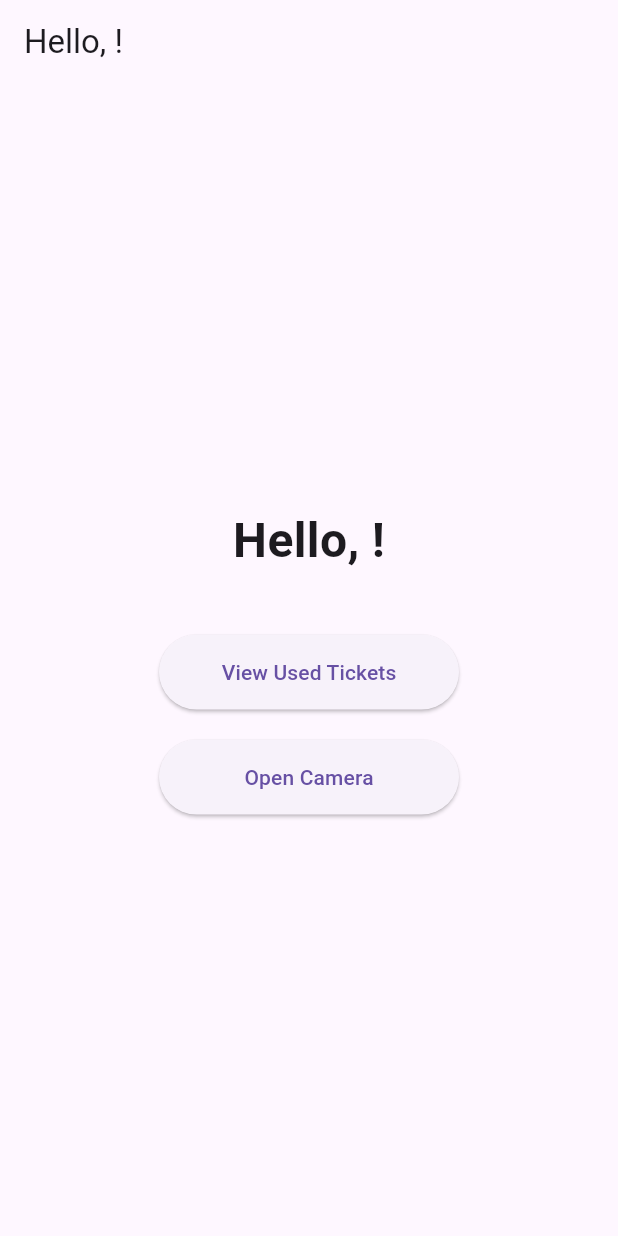
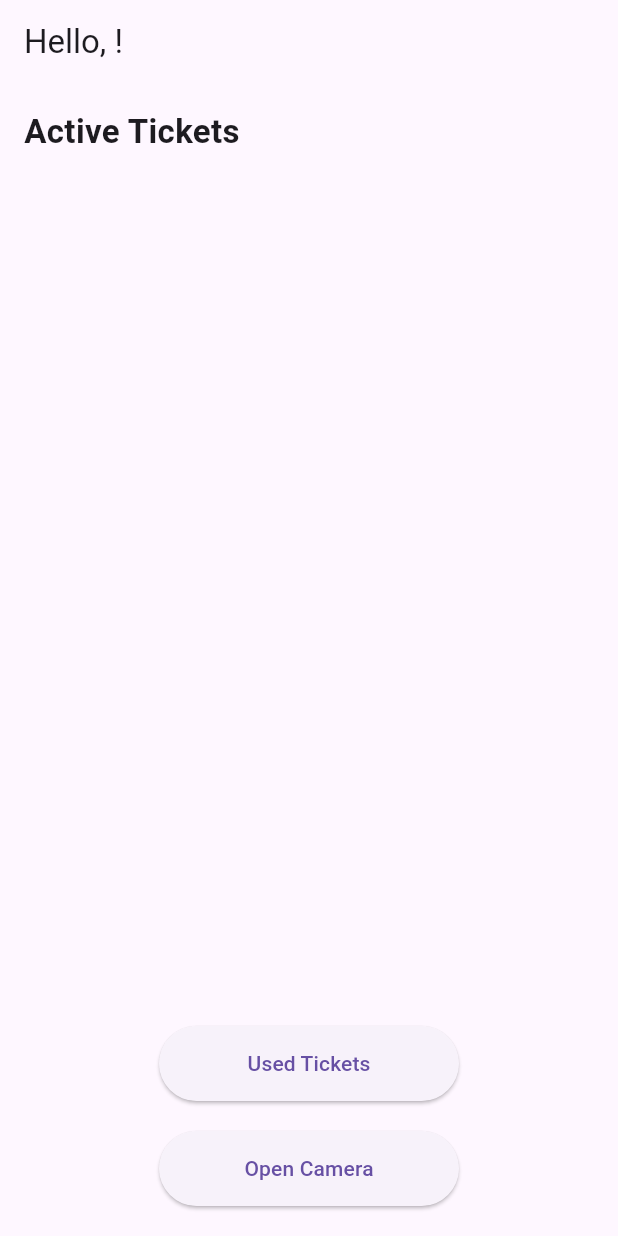
Before and after one commit to jason4851/institution_app, a Flutter app: the HomePage screen opened directly with empty values, on a phone screen of 412 x 824 dp. Run offline on Flutter 3.47's test engine with Material 3 defaults, Android fonts, the phone set to English and light mode, and no system bars; our stand-ins replace camera, firebase_core; missing offline and left inert: gal; accounts and stored records are empty; network calls fail.

Commit message:
added active tickets and upcoming tickets to home screen

```diff
--- a/lib/home.dart
+++ b/lib/home.dart
@@ -1,6 +1,9 @@
 import 'package:flutter/material.dart';
 import 'camera.dart';
 import 'used_tickets.dart';
+import 'package:http/http.dart' as http;
+import 'dart:convert';
+import 'package:intl/intl.dart';
 
 class HomePage extends StatefulWidget {
   final String institutionId;
@@ -19,70 +22,171 @@ class HomePage extends StatefulWidget {
 class _HomePageState extends State<HomePage> {
   late String institutionName;
   bool isLoading = true;
+  List<Map<String, dynamic>> activeTickets = [];
+  final String backendUrl = "http://127.0.0.1:5001";
 
   @override
   void initState() {
     super.initState();
-    // simply use the name you passed in
     institutionName = widget.institutionName;
+    fetchActiveTickets();
+  }
+
+  Future<void> fetchActiveTickets() async {
+    final uri = Uri.parse('$backendUrl/get_active_tickets');
+    final payload = jsonEncode({'institution_id': widget.institutionId});
+
+    try {
+      final resp = await http.post(uri,
+          headers: {'Content-Type': 'application/json'}, body: payload);
+      if (resp.statusCode == 200) {
+        final data = jsonDecode(resp.body);
+        final List<dynamic> ticketsRaw = data['tickets'] ?? [];
+        setState(() {
+          activeTickets = ticketsRaw.cast<Map<String, dynamic>>();
           isLoading = false;
+        });
+      }
+    } catch (e) {
+      debugPrint('Error fetching active tickets: $e');
+      setState(() => isLoading = false);
+    }
+  }
+
+  String _formatDate(String? isoString) {
+    if (isoString == null) return '';
+    try {
+      final dt = DateTime.parse(isoString);
+      return DateFormat.yMMMd().add_jm().format(dt);
+    } catch (_) {
+      return isoString;
+    }
+  }
+
+  Widget _buildTicketCard(Map<String, dynamic> t) {
+    return Card(
+      elevation: 3,
+      margin: const EdgeInsets.symmetric(horizontal: 16, vertical: 8),
+      shape: RoundedRectangleBorder(borderRadius: BorderRadius.circular(12)),
+      child: Padding(
+        padding: const EdgeInsets.all(16),
+        child: Column(
+          crossAxisAlignment: CrossAxisAlignment.start,
+          children: [
+            Text(
+              t['name'] ?? 'Unnamed Ticket',
+              style: const TextStyle(fontSize: 20, fontWeight: FontWeight.bold),
+            ),
+            const SizedBox(height: 8),
+            if ((t['description'] as String?)?.isNotEmpty == true)
+              Text(
+                t['description']!,
+                style: const TextStyle(fontSize: 16),
+              ),
+            const SizedBox(height: 12),
+            Row(
+              mainAxisAlignment: MainAxisAlignment.spaceBetween,
+              children: [
+                Row(
+                  children: [
+                    const Icon(Icons.access_time, size: 18),
+                    const SizedBox(width: 4),
+                    Text(
+                      _formatDate(t['event_time'] ?? t['created_at']),
+                      style: const TextStyle(fontSize: 14),
+                    ),
+                  ],
+                ),
+                Container(
+                  padding:
+                      const EdgeInsets.symmetric(horizontal: 8, vertical: 4),
+                  decoration: BoxDecoration(
+                    color: Colors.green.shade100,
+                    borderRadius: BorderRadius.circular(8),
+                  ),
+                  child: const Text(
+                    'ACTIVE',
+                    style: TextStyle(
+                      color: Colors.green,
+                      fontWeight: FontWeight.bold,
+                    ),
+                  ),
+                ),
+              ],
+            ),
+          ],
+        ),
+      ),
+    );
   }
 
   @override
   Widget build(BuildContext context) {
     return Scaffold(
       appBar: AppBar(
-        // show hello in the app bar
         title: Text('Hello, $institutionName!'),
       ),
-      body: Center(
-        child: isLoading
-            ? CircularProgressIndicator()
+      body: isLoading
+          ? const Center(child: CircularProgressIndicator())
           : Column(
-                mainAxisAlignment: MainAxisAlignment.center,
               children: [
-                  // big greeting up front
-                  Text(
-                    'Hello, $institutionName!',
-                    style: TextStyle(
-                      fontSize: 32,
-                      fontWeight: FontWeight.bold,
+                const SizedBox(height: 16),
+                const Padding(
+                  padding: EdgeInsets.symmetric(horizontal: 16),
+                  child: Align(
+                    alignment: Alignment.centerLeft,
+                    child: Text(
+                      'Active Tickets',
+                      style:
+                          TextStyle(fontSize: 22, fontWeight: FontWeight.bold),
                     ),
                   ),
-
-                  SizedBox(height: 40),
-
-                  // you can still show other UI below
+                ),
+                const SizedBox(height: 8),
+                Expanded(
+                  child: ListView.builder(
+                    padding: const EdgeInsets.only(bottom: 120),
+                    itemCount: activeTickets.length,
+                    itemBuilder: (context, i) {
+                      return _buildTicketCard(activeTickets[i]);
+                    },
+                  ),
+                ),
+              ],
+            ),
+      bottomNavigationBar: Padding(
+        padding: const EdgeInsets.symmetric(horizontal: 20, vertical: 20),
+        child: Column(
+          mainAxisSize: MainAxisSize.min,
+          children: [
             ElevatedButton(
               onPressed: () {
                 Navigator.push(
                   context,
                   MaterialPageRoute(
-                      builder: (_) => UsedTicketsPage(institutionId: widget.institutionId,),
+                    builder: (_) => UsedTicketsPage(
+                      institutionId: widget.institutionId,
+                    ),
                   ),
                 );
               },
-                    child: Text('View Used Tickets'),
-                    style: ElevatedButton.styleFrom(
-                      minimumSize: Size(200, 50),
+              child: const Text('Used Tickets'),
+              style: ElevatedButton.styleFrom(minimumSize: const Size(200, 50)),
             ),
-                  ),
-
-                  SizedBox(height: 20),
-
+            const SizedBox(height: 20),
             ElevatedButton(
               onPressed: () {
                 Navigator.push(
                   context,
                   MaterialPageRoute(
-                          builder: (_) => Camera(institution_id: widget.institutionId,),
+                    builder: (_) => Camera(
+                      institution_id: widget.institutionId,
+                    ),
                   ),
                 );
               },
-                    child: Text('Open Camera'),
-                    style: ElevatedButton.styleFrom(
-                      minimumSize: Size(200, 50),
-                    ),
+              child: const Text('Open Camera'),
+              style: ElevatedButton.styleFrom(minimumSize: const Size(200, 50)),
             ),
           ],
         ),
--- a/lib/login.dart
+++ b/lib/login.dart
@@ -21,7 +21,7 @@ class _LoginPageState extends State<LoginPage> {
       errorMessage  = '';
     });
 
-    final url = Uri.parse('http://192.168.1.66:5000/institution_login');
+    final url = Uri.parse('http://127.0.0.1:5001/institution_login');
     final payload = {
       'email':    emailController.text.trim(),
       'password': passwordController.text.trim(),
--- a/lib/used_tickets.dart
+++ b/lib/used_tickets.dart
@@ -17,7 +17,7 @@ class _UsedTicketsPageState extends State<UsedTicketsPage> {
   bool isLoading = true;
 
   // point this at your real backend/server IP & port
-  final String backendUrl = "http://192.168.1.66:5000";
+  final String backendUrl = "http://127.0.0.1:5001";
 
   @override
   void initState() {
```
Also changed, not shown: pubspec.lock. Lines whose indentation alone changed are shown as unchanged.
